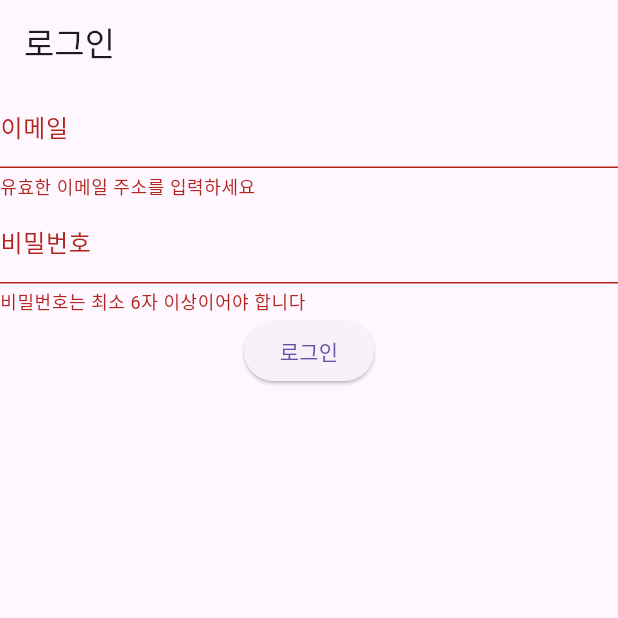
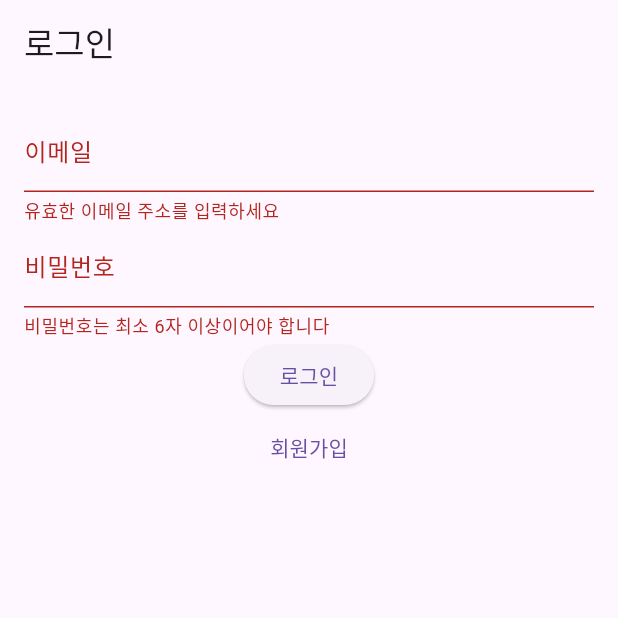
Before and after one commit to EazyNick/stock_auto_trader, a Flutter app: the screen it shows after launch, after a tap on "로그인", on a phone screen of 412 x 824 dp, the top half of it. Run offline on Flutter 3.47's test engine with Material 3 defaults, Android fonts, the light colour scheme and no system bars.

Commit message:
240706
commit

```diff
--- /dev/null
+++ b/lib/Login/Button/login_button.dart
@@ -0,0 +1,18 @@
+import 'package:flutter/material.dart';
+
+class LoginButton extends StatelessWidget {
+  final VoidCallback onPressed;
+
+  // onPressed라는 하나의 매개변수를 필요로 하며, 이 매개변수는 required 키워드를 사용하여 필수로 지정
+  const LoginButton({required this.onPressed});
+
+  @override
+  Widget build(BuildContext context) {
+    return ElevatedButton(
+      // 버튼이 눌렸을 때 호출될 콜백 함수를 설정합니다.
+      onPressed: onPressed,
+      // 버튼의 텍스트를 '로그인'으로 설정합니다.
+      child: Text('로그인'),
+    );
+  }
+}
--- /dev/null
+++ b/lib/Login/Button/signup_button.dart
@@ -0,0 +1,13 @@
+import 'package:flutter/material.dart';
+
+class SignupButton extends StatelessWidget {
+  @override
+  Widget build(BuildContext context) {
+    return TextButton(
+      onPressed: () {
+        Navigator.pushNamed(context, '/signup');
+      },
+      child: Text('회원가입'),
+    );
+  }
+}
--- a/lib/Login/login_screen.dart
+++ b/lib/Login/login_screen.dart
@@ -1,5 +1,6 @@
 import 'package:flutter/material.dart';
-import '../home/home_screen.dart';  // 상대 경로로 정확하게 import
+import 'button/login_button.dart';
+import 'button/signup_button.dart';
 
 //StatefulWidget은 상태를 가지는 위젯을 정의할 때 사용됩니다.
 class LoginScreen extends StatefulWidget {
@@ -31,54 +32,88 @@ class _LoginScreenState extends State<LoginScreen> {
   void _submit() {
     // 폼이 유효한지 검사합니다. '!'는 null이 아님을 보장
     if (_formKey.currentState!.validate()) {
-      // 폼의 상태를 저장합니다.
+      // 폼의 상태를 저장
       _formKey.currentState!.save();
-      // 로그인 로직이나 상태 관리를 처리할 부분
-      // 로그인 성공 시 홈 화면으로 이동합니다.
-      // pushReplacement 메서드는 현재 화면을 새로운 화면으로 대체합니다. 즉, 새로운 화면으로 전환하고 이전 화면을 제거
-      Navigator.pushReplacement(
-        context, // context는 현재 위젯 트리에서 이 위젯의 위치를 나타내는 BuildContext입니다. 화면 전환 시 필요한 정보임
-        MaterialPageRoute(builder: (context) => HomeScreen()), // MaterialPageRoute는 화면 전환 애니메이션과 함께 새로운 페이지를 생성
-      );
+      // main.dart에서 Route로 맵핑 필요
+      Navigator.pushReplacementNamed(context, '/home');
     }
   }
 
   @override
+  // 부모 클래스의 build 메서드를 재정의
   Widget build(BuildContext context) {
+    // Scaffold 위젯은 기본적인 화면 레이아웃 구조를 제공
     return Scaffold(
+      // 상단 앱 바를 정의
       appBar: AppBar(
+        // 앱 바의 제목을 '로그인'으로 설정합니다.
         title: Text('로그인'),
       ),
-      body: Form(
+      // // Padding 위젯은 주어진 padding 값만큼 자식 위젯 주위에 여백을 추가
+      // Padding: 위젯 주위에 여백을 추가하는 데 사용
+      body: Padding(
+        // 모든 방향에서 16.0의 여백을 추가
+        padding: const EdgeInsets.all(16.0),
+        // Form 위젯은 폼 필드를 포함하는 컨테이너 역할을 합니다.
+        // Form 위젯은 여러 입력 필드를 포함하는 위젯으로, 폼의 상태를 관리
+        child: Form(
+          // Form의 상태를 관리하기 위한 키를 설정
+          // 폼의 유효성 검사와 저장 상태를 관리하는 데 사용
           key: _formKey,
+          // 세로로 위젯들을 배치하는 Column 위젯
           child: Column(
+            // 자식 위젯들을 리스트 형태로 정의
             children: <Widget>[
+              // 텍스트 입력 필드를 정의
               TextFormField(
+                // 입력 필드의 레이블을 '이메일'로 설정
                 decoration: InputDecoration(labelText: '이메일'),
+                // 입력값을 검증하는 함수
                 validator: (value) {
+                  // 입력값이 null, 비어있거나 '@' 문자가 포함되지 않은 경우 메시지를 반환합니다.
                   if (value == null || value.isEmpty || !value.contains('@')) {
                     return '유효한 이메일 주소를 입력하세요';
                   }
+                  // 입력값이 유효한 경우 null을 반환
                   return null;
                 },
+                // 폼이 저장될 때 호출되며, 입력값을 _email 변수에 저장합니다.
                 onSaved: (value) => _email = value ?? '',
               ),
+              // 비밀번호 입력 필드를 정의합니다.
               TextFormField(
+                // 입력 필드의 레이블을 '비밀번호'로 설정합니다.
                 decoration: InputDecoration(labelText: '비밀번호'),
+                // 입력값을 가려서 표시합니다.
                 obscureText: true,
+                // 입력값을 검증하는 함수입니다.
                 validator: (value) {
+                  // 입력값이 null, 비어있거나 6자 미만인 경우 에러 메시지를 반환합니다.
                   if (value == null || value.isEmpty || value.length < 6) {
                     return '비밀번호는 최소 6자 이상이어야 합니다';
                   }
+                  // 입력값이 유효한 경우 null을 반환합니다.
                   return null;
                 },
+                // 폼이 저장될 때 호출되며, 입력값을 _password 변수에 저장합니다.
+                // onSaved 가 호출될 때, (value) 함수를 호출하는 것임.
+                // (value) => 는 v0alue를 매개변수로 받는 함수이다. 함수 내용은 value를 _password에 넣는다.
+                // ?? (널 병합 연산자), value가 null일 경우 ''을 반환
                 onSaved: (value) => _password = value ?? '',
               ),
-            ElevatedButton(
+              // 버튼 위젯을 정의합니다.
+              // ElevatedButton(입체적), TextButton(평평) 차이는 모양이 다름
+              LoginButton(
+                // 버튼이 눌렸을 때 _submit 메서드를 호출합니다.
+                // _submit 메서드에서 validate() 메서드를 호출하여 폼의 모든 필드를 검증
+                // validate()가 true를 반환하면 save() 메서드를 호출
+                // save() 메서드는 Form의 각 TextFormField 위젯에 정의된 onSaved 콜백을 실행하여 입력된 값을 저장
                 onPressed: _submit,
-              child: Text('로그인'),
+                // 버튼의 텍스트를 '로그인'으로 설정합니다.
               ),
+              SignupButton(),  // SignupButton 위젯을 사용합니다.
             ],
+          ),
         ),
       ),
     );
--- a/lib/main.dart
+++ b/lib/main.dart
@@ -1,5 +1,7 @@
 import 'package:flutter/material.dart';
+import 'Home/home_screen.dart';
 import 'Login/login_screen.dart';
+import 'signup/signup_screen.dart';
 
 void main() {
   // runApp 함수는 주어진 위젯을 화면에 그립니다. 여기서는 MyApp 위젯을 그립니다.
@@ -25,6 +27,15 @@ class MyApp extends StatelessWidget {
         primarySwatch: Colors.blue, // 테마 설정, primarySwatch는 주 색상
       ),
       home: LoginScreen(), // home 속성은 애플리케이션이 시작될 때 처음으로 보여줄 화면을 설정
+      // routes 속성은 문자열 경로와 해당 경로에 매핑되는 위젯을 정의하는 맵(Map)입니다.
+      // 이 맵은 경로 이름을 키(key)로, 해당 경로로 이동할 때 생성되는 위젯을 반환하는 함수로 구성
+      // 경로이름 : (context) => 반환 위젯
+      // Navigator.pushReplacementNamed(context, '/login'); 형식으로 화면 전환이 가능하게 해줌
+      routes: {
+        '/login': (context) => LoginScreen(),
+        '/signup': (context) => SignupScreen(),
+        '/home': (context) => HomeScreen(),
+      },
     );
   }
 }
```
Also changed, not shown: lib/signup/signup_screen.dart (added, +89 -0 lines). Lines whose indentation alone changed are shown as unchanged.
